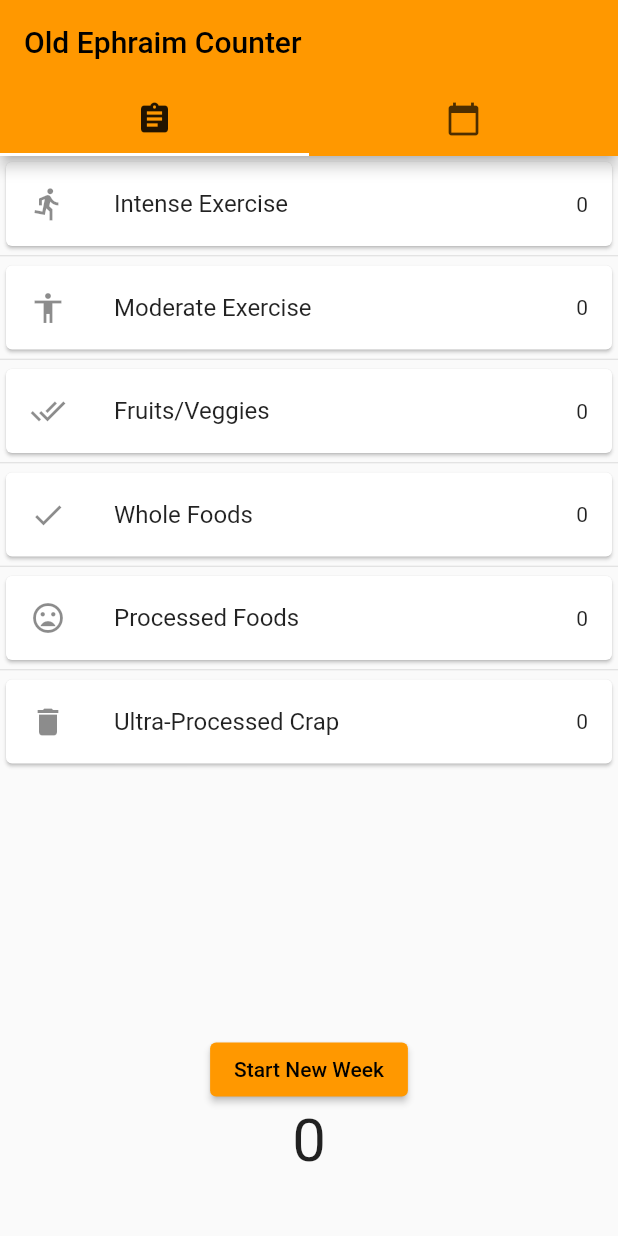
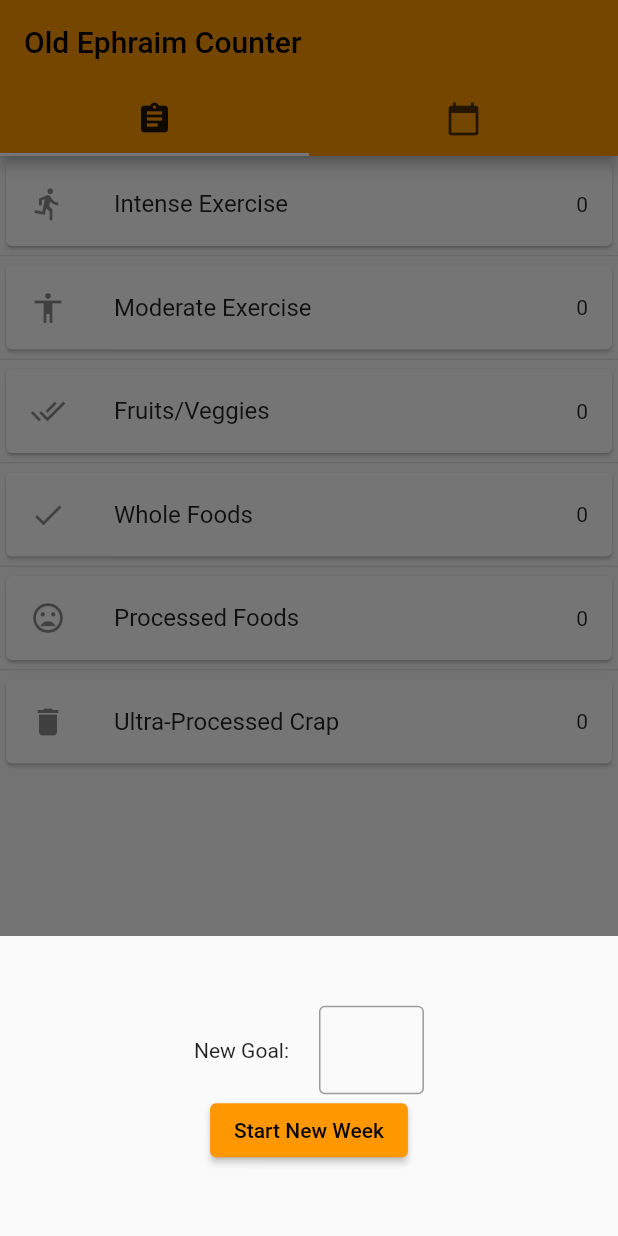
Before and after one commit to calebsb3/old_ephraim_app, a Flutter app: the screen it shows once a user with an empty profile is signed in, after a tap on "Start New Week", on a phone screen of 412 x 824 dp. Run offline on Flutter 3.47's test engine with Material 2 defaults, Android fonts, the phone set to English and light mode, and no system bars; our stand-ins replace firebase_auth, firebase_core, firebase_database; accounts and stored records are empty.

Commit message:
add in goal adding/tracking

```diff
--- a/lib/Providers/counts_view_model.dart
+++ b/lib/Providers/counts_view_model.dart
@@ -17,6 +17,7 @@ class CountsViewModel extends ChangeNotifier {
   final DateFormat uiFormatter = DateFormat('MM-dd-yyyy');
   Map<DateTime, int> weeksCounts = {};
   List<DateTime> weeksOrdered = [];
+  int goal = 0;
 
   CountsViewModel(this.uid);
 
@@ -56,6 +57,11 @@ class CountsViewModel extends ChangeNotifier {
     return total;
   }
 
+  String getTotalAndGoal() {
+    var total = getTotal();
+    return "$total / $goal";
+  }
+
   void updateCounts(Map<dynamic, dynamic> mappedCounts) {
     for (var nameAndCount in mappedCounts.entries) {
       if (itemCounts.containsKey(nameAndCount.key)) {
@@ -65,7 +71,12 @@ class CountsViewModel extends ChangeNotifier {
     notifyListeners();
   }
 
-  void startNewWeek() {
+  void updateGoal(int newGoal) {
+    goal = newGoal;
+    notifyListeners();
+  }
+
+  void startNewWeek(int newGoal) {
     var beginningSaturday = DateTime.now();
     if (weeksOrdered.isEmpty) {
       beginningSaturday = findLastSaturday();
@@ -86,6 +97,8 @@ class CountsViewModel extends ChangeNotifier {
       "ultra_processed": 0,
       "whole": 0
     });
+
+    db.child('/users/$uid/goal').set(newGoal);
   }
 
   Widget returnDateFormatted(index) {
--- a/lib/Views/daily_counts.dart
+++ b/lib/Views/daily_counts.dart
@@ -49,14 +49,72 @@ class _DailyCountsState extends State<DailyCounts> {
         changeAmount: -10,
         iconToDisplay: Icons.delete)
   ];
+  final _formKey = GlobalKey<FormState>();
+
+  final newGoalController = TextEditingController();
+
+  Future<void> _newWeekModal(BuildContext context) {
+    var countsVM = Provider.of<CountsViewModel>(context, listen: false);
+    return showModalBottomSheet(
+        context: context,
+        builder: (BuildContext context) {
+          return SizedBox(
+            height: 200,
+            child: Form(
+              child: Column(
+                  mainAxisAlignment: MainAxisAlignment.center,
+                  children: [
+                    Row(
+                      mainAxisAlignment: MainAxisAlignment.center,
+                      children: [
+                        const Padding(
+                            padding: EdgeInsets.only(right: 20),
+                            child: Text("New Goal:")),
+                        SizedBox(
+                          width: 70,
+                          child: TextFormField(
+                            controller: newGoalController,
+                            keyboardType: TextInputType.number,
+                            decoration: const InputDecoration(
+                              border: OutlineInputBorder(),
+                            ),
+                            validator: (value) {
+                              if (value == null || value.isEmpty) {
+                                return 'Please enter some text';
+                              } else if (int.tryParse(value) == null) {
+                                return 'Please enter a valid number';
+                              }
+                              return null;
+                            },
+                          ),
+                        ),
+                      ],
+                    ),
+                    ElevatedButton(
+                      onPressed: () {
+                        if (_formKey.currentState!.validate()) {
+                          countsVM
+                              .startNewWeek(int.parse(newGoalController.text));
+                          Navigator.pop(context);
+                        }
+                      },
+                      child: const Text("Start New Week"),
+                    )
+                  ]),
+              key: _formKey,
+            ),
+          );
+        });
+  }
 
   @override
   void initState() {
     super.initState();
     var userVM = Provider.of<UserViewModel>(context, listen: false);
     var countsVM = Provider.of<CountsViewModel>(context, listen: false);
+    var db = FirebaseDatabase.instance;
 
-    FirebaseDatabase.instance
+    db
         .ref('/users/${userVM.currentUser?.uid}/counts/breakfast')
         .onValue
         .listen((DatabaseEvent event) {
@@ -68,6 +126,18 @@ class _DailyCountsState extends State<DailyCounts> {
         print(error.toString());
       }
     });
+
+    db
+        .ref('/users/${userVM.currentUser?.uid}/goal')
+        .onValue
+        .listen((DatabaseEvent event) {
+      final data = event.snapshot.value;
+      try {
+        countsVM.updateGoal(data as int);
+      } catch (error) {
+        print(error.toString());
+      }
+    });
   }
 
   @override
@@ -75,34 +145,15 @@ class _DailyCountsState extends State<DailyCounts> {
     return Consumer<CountsViewModel>(
       builder: (context, countVM, child) {
         return Center(
-          // Center is a layout widget. It takes a single child and positions it
-          // in the middle of the parent.
-          child: Column(
-              // Column is also a layout widget. It takes a list of children and
-              // arranges them vertically. By default, it sizes itself to fit its
-              // children horizontally, and tries to be as tall as its parent.
-              //
-              // Invoke "debug painting" (press "p" in the console, choose the
-              // "Toggle Debug Paint" action from the Flutter Inspector in Android
-              // Studio, or the "Toggle Debug Paint" command in Visual Studio Code)
-              // to see the wireframe for each widget.
-              //
-              // Column has various properties to control how it sizes itself and
-              // how it positions its children. Here we use mainAxisAlignment to
-              // center the children vertically; the main axis here is the vertical
-              // axis because Columns are vertical (the cross axis would be
-              // horizontal).
-              mainAxisAlignment: MainAxisAlignment.center,
-              children: [
+          child: Column(mainAxisAlignment: MainAxisAlignment.center, children: [
             Expanded(
               child: ListView.separated(
                 itemCount: itemModels.length,
                 itemBuilder: (BuildContext context, int index) {
                   return ItemCard(
                     itemModel: itemModels[index],
-                        counter: countVM
-                                .itemCounts[itemModels[index].databaseName] ??
-                            0,
+                    counter:
+                        countVM.itemCounts[itemModels[index].databaseName] ?? 0,
                     index: index,
                   );
                 },
@@ -112,15 +163,17 @@ class _DailyCountsState extends State<DailyCounts> {
                 ),
               ),
             ),
-                ElevatedButton(
-                  onPressed: countVM.startNewWeek,
-                  child: const Text("Start New Week"),
+            Text(
+              countVM.getTotalAndGoal(),
+              style: const TextStyle(fontSize: 40),
             ),
             Padding(
               padding: const EdgeInsets.only(bottom: 40),
-                  child: Text(
-                    countVM.getTotal().toString(),
-                    style: const TextStyle(fontSize: 40),
+              child: ElevatedButton(
+                onPressed: () {
+                  _newWeekModal(context);
+                },
+                child: const Text("Start New Week"),
               ),
             )
           ]),
```
Lines whose indentation alone changed are shown as unchanged.
